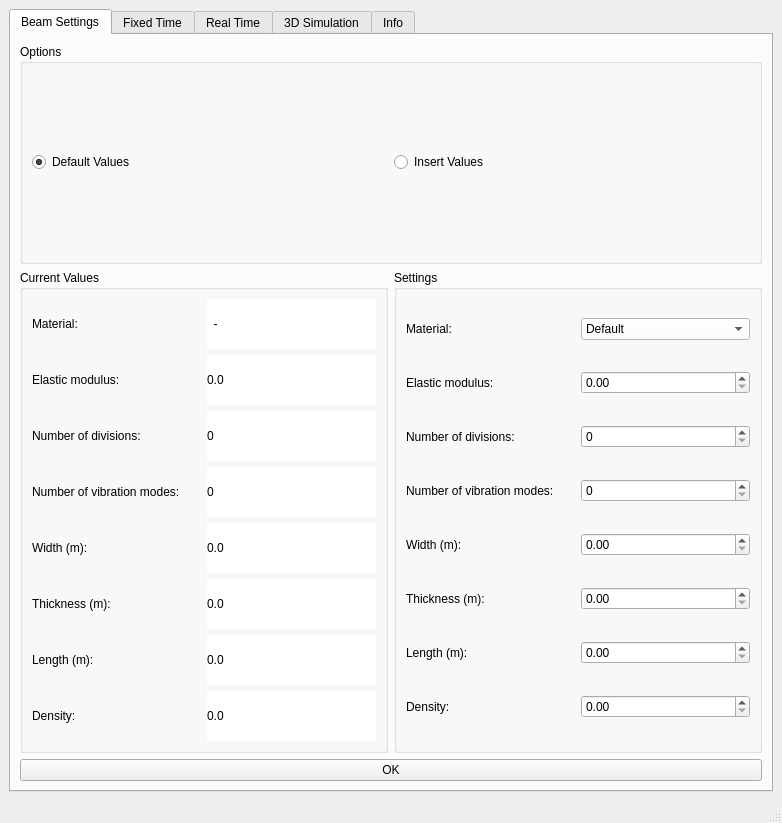
Before: the Qt Designer form forms/mainWindow2.ui in nicolecitadin/ActiveControl_Prog, drawn with Qt 5.
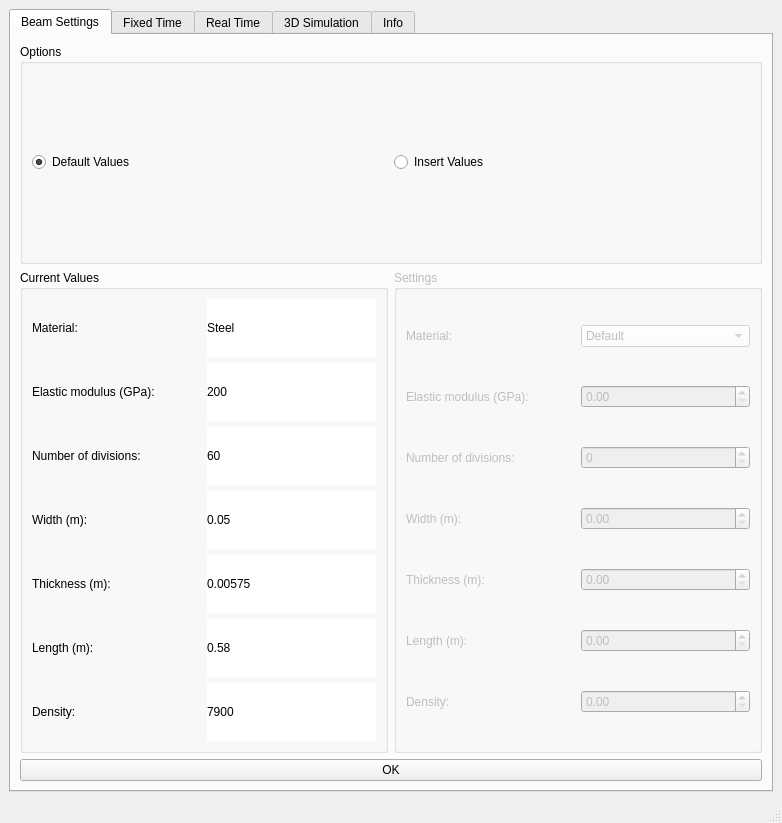
After: the same form once the commit is applied.

```diff
--- a/forms/mainWindow2.ui
+++ b/forms/mainWindow2.ui
@@ -44,7 +44,7 @@
           </property>
           <layout class="QHBoxLayout" name="horizontalLayout_4">
            <item>
-            <widget class="QRadioButton" name="radioButton">
+            <widget class="QRadioButton" name="rbt_default">
              <property name="styleSheet">
               <string notr="true">font: 10pt &quot;MS Shell Dlg 2&quot;;</string>
              </property>
@@ -57,7 +57,7 @@
             </widget>
            </item>
            <item>
-            <widget class="QRadioButton" name="radioButton_2">
+            <widget class="QRadioButton" name="rbt_insert">
              <property name="styleSheet">
               <string notr="true">font: 10pt &quot;MS Shell Dlg 2&quot;;</string>
              </property>
@@ -82,29 +82,18 @@
             <layout class="QHBoxLayout" name="horizontalLayout_6">
              <item>
               <layout class="QGridLayout" name="gridLayout_7">
-               <item row="2" column="1">
-                <widget class="QLabel" name="lbl_23">
-                 <property name="styleSheet">
-                  <string notr="true">font: 10pt &quot;MS Shell Dlg 2&quot;;
-background-color: rgb(255, 255, 255);</string>
-                 </property>
-                 <property name="text">
-                  <string>0</string>
-                 </property>
-                </widget>
-               </item>
-               <item row="4" column="1">
+               <item row="3" column="1">
                 <widget class="QLabel" name="lbl_25">
                  <property name="styleSheet">
                   <string notr="true">font: 10pt &quot;MS Shell Dlg 2&quot;;
 background-color: rgb(255, 255, 255);</string>
                  </property>
                  <property name="text">
-                  <string>0.0</string>
+                  <string>0.05</string>
                  </property>
                 </widget>
                </item>
-               <item row="7" column="0">
+               <item row="6" column="0">
                 <widget class="QLabel" name="lbl_20">
                  <property name="styleSheet">
                   <string notr="true">font: 10pt &quot;MS Shell Dlg 2&quot;;</string>
@@ -114,7 +103,39 @@
                  </property>
                 </widget>
                </item>
-               <item row="6" column="0">
+               <item row="1" column="1">
+                <widget class="QLabel" name="lbl_30">
+                 <property name="styleSheet">
+                  <string notr="true">background-color: rgb(255, 255, 255);
+font: 10pt &quot;MS Shell Dlg 2&quot;;</string>
+                 </property>
+                 <property name="text">
+                  <string>200</string>
+                 </property>
+                </widget>
+               </item>
+               <item row="4" column="0">
+                <widget class="QLabel" name="lbl_18">
+                 <property name="styleSheet">
+                  <string notr="true">font: 10pt &quot;MS Shell Dlg 2&quot;;</string>
+                 </property>
+                 <property name="text">
+                  <string>Thickness (m):</string>
+                 </property>
+                </widget>
+               </item>
+               <item row="2" column="1">
+                <widget class="QLabel" name="lbl_23">
+                 <property name="styleSheet">
+                  <string notr="true">font: 10pt &quot;MS Shell Dlg 2&quot;;
+background-color: rgb(255, 255, 255);</string>
+                 </property>
+                 <property name="text">
+                  <string>60</string>
+                 </property>
+                </widget>
+               </item>
+               <item row="5" column="0">
                 <widget class="QLabel" name="lbl_19">
                  <property name="styleSheet">
                   <string notr="true">font: 10pt &quot;MS Shell Dlg 2&quot;;</string>
@@ -124,6 +145,17 @@
                  </property>
                 </widget>
                </item>
+               <item row="4" column="1">
+                <widget class="QLabel" name="lbl_26">
+                 <property name="styleSheet">
+                  <string notr="true">font: 10pt &quot;MS Shell Dlg 2&quot;;
+background-color: rgb(255, 255, 255);</string>
+                 </property>
+                 <property name="text">
+                  <string>0.00575</string>
+                 </property>
+                </widget>
+               </item>
                <item row="0" column="0">
                 <widget class="QLabel" name="lbl_21">
                  <property name="styleSheet">
@@ -134,27 +166,18 @@
                  </property>
                 </widget>
                </item>
-               <item row="2" column="0">
-                <widget class="QLabel" name="lbl_15">
+               <item row="6" column="1">
+                <widget class="QLabel" name="lbl_28">
                  <property name="styleSheet">
-                  <string notr="true">font: 10pt &quot;MS Shell Dlg 2&quot;;</string>
+                  <string notr="true">background-color: rgb(255, 255, 255);
+font: 10pt &quot;MS Shell Dlg 2&quot;;</string>
                  </property>
                  <property name="text">
-                  <string>Number of divisions:</string>
+                  <string>7900</string>
                  </property>
                 </widget>
                </item>
                <item row="3" column="0">
-                <widget class="QLabel" name="lbl_16">
-                 <property name="styleSheet">
-                  <string notr="true">font: 10pt &quot;MS Shell Dlg 2&quot;;</string>
-                 </property>
-                 <property name="text">
-                  <string>Number of vibration modes:</string>
-                 </property>
-                </widget>
-               </item>
-               <item row="4" column="0">
                 <widget class="QLabel" name="lbl_17">
                  <property name="styleSheet">
                   <string notr="true">font: 10pt &quot;MS Shell Dlg 2&quot;;</string>
@@ -165,67 +188,24 @@
                 </widget>
                </item>
                <item row="5" column="1">
-                <widget class="QLabel" name="lbl_26">
-                 <property name="styleSheet">
-                  <string notr="true">font: 10pt &quot;MS Shell Dlg 2&quot;;
-background-color: rgb(255, 255, 255);</string>
-                 </property>
-                 <property name="text">
-                  <string>0.0</string>
-                 </property>
-                </widget>
-               </item>
-               <item row="0" column="1">
-                <widget class="QLabel" name="lbl_29">
-                 <property name="styleSheet">
-                  <string notr="true">background-color: rgb(255, 255, 255);
-font: 10pt &quot;MS Shell Dlg 2&quot;;</string>
-                 </property>
-                 <property name="text">
-                  <string>  -</string>
-                 </property>
-                </widget>
-               </item>
-               <item row="5" column="0">
-                <widget class="QLabel" name="lbl_18">
-                 <property name="styleSheet">
-                  <string notr="true">font: 10pt &quot;MS Shell Dlg 2&quot;;</string>
-                 </property>
-                 <property name="text">
-                  <string>Thickness (m):</string>
-                 </property>
-                </widget>
-               </item>
-               <item row="6" column="1">
                 <widget class="QLabel" name="lbl_27">
                  <property name="styleSheet">
                   <string notr="true">background-color: rgb(255, 255, 255);
 font: 10pt &quot;MS Shell Dlg 2&quot;;</string>
                  </property>
                  <property name="text">
-                  <string>0.0</string>
+                  <string>0.58</string>
                  </property>
                 </widget>
                </item>
-               <item row="7" column="1">
-                <widget class="QLabel" name="lbl_28">
+               <item row="0" column="1">
+                <widget class="QLabel" name="lbl_29">
                  <property name="styleSheet">
                   <string notr="true">background-color: rgb(255, 255, 255);
 font: 10pt &quot;MS Shell Dlg 2&quot;;</string>
                  </property>
                  <property name="text">
-                  <string>0.0</string>
-                 </property>
-                </widget>
-               </item>
-               <item row="3" column="1">
-                <widget class="QLabel" name="lbl_24">
-                 <property name="styleSheet">
-                  <string notr="true">background-color: rgb(255, 255, 255);
-font: 10pt &quot;MS Shell Dlg 2&quot;;</string>
-                 </property>
-                 <property name="text">
-                  <string>0</string>
+                  <string>Steel</string>
                  </property>
                 </widget>
                </item>
@@ -235,18 +215,17 @@
                   <string notr="true">font: 10pt &quot;MS Shell Dlg 2&quot;;</string>
                  </property>
                  <property name="text">
-                  <string>Elastic modulus:</string>
+                  <string>Elastic modulus (GPa):</string>
                  </property>
                 </widget>
                </item>
-               <item row="1" column="1">
-                <widget class="QLabel" name="lbl_30">
+               <item row="2" column="0">
+                <widget class="QLabel" name="lbl_15">
                  <property name="styleSheet">
-                  <string notr="true">background-color: rgb(255, 255, 255);
-font: 10pt &quot;MS Shell Dlg 2&quot;;</string>
+                  <string notr="true">font: 10pt &quot;MS Shell Dlg 2&quot;;</string>
                  </property>
                  <property name="text">
-                  <string>0.0</string>
+                  <string>Number of divisions:</string>
                  </property>
                 </widget>
                </item>
@@ -256,7 +235,10 @@
            </widget>
           </item>
           <item>
-           <widget class="QGroupBox" name="groupBox_2">
+           <widget class="QGroupBox" name="gbx_beamset">
+            <property name="enabled">
+             <bool>false</bool>
+            </property>
             <property name="styleSheet">
              <string notr="true">font: 12pt &quot;MS Shell Dlg 2&quot;;</string>
             </property>
@@ -269,6 +251,57 @@
                <property name="verticalSpacing">
                 <number>12</number>
                </property>
+               <item row="6" column="0">
+                <widget class="QLabel" name="lbl_36">
+                 <property name="styleSheet">
+                  <string notr="true">font: 10pt &quot;MS Shell Dlg 2&quot;;</string>
+                 </property>
+                 <property name="text">
+                  <string>Density:</string>
+                 </property>
+                </widget>
+               </item>
+               <item row="1" column="1">
+                <widget class="QDoubleSpinBox" name="dbx_elastm">
+                 <property name="styleSheet">
+                  <string notr="true">font: 10pt &quot;MS Shell Dlg 2&quot;;</string>
+                 </property>
+                </widget>
+               </item>
+               <item row="3" column="1">
+                <widget class="QDoubleSpinBox" name="dbx_width">
+                 <property name="styleSheet">
+                  <string notr="true">font: 10pt &quot;MS Shell Dlg 2&quot;;</string>
+                 </property>
+                </widget>
+               </item>
+               <item row="6" column="1">
+                <widget class="QDoubleSpinBox" name="dbx_density">
+                 <property name="styleSheet">
+                  <string notr="true">font: 10pt &quot;MS Shell Dlg 2&quot;;</string>
+                 </property>
+                </widget>
+               </item>
+               <item row="0" column="0">
+                <widget class="QLabel" name="lbl_37">
+                 <property name="styleSheet">
+                  <string notr="true">font: 10pt &quot;MS Shell Dlg 2&quot;;</string>
+                 </property>
+                 <property name="text">
+                  <string>Material:</string>
+                 </property>
+                </widget>
+               </item>
+               <item row="3" column="0">
+                <widget class="QLabel" name="lbl_33">
+                 <property name="styleSheet">
+                  <string notr="true">font: 10pt &quot;MS Shell Dlg 2&quot;;</string>
+                 </property>
+                 <property name="text">
+                  <string>Width (m):</string>
+                 </property>
+                </widget>
+               </item>
                <item row="2" column="1">
                 <widget class="QSpinBox" name="sbx_ndiv">
                  <property name="styleSheet">
@@ -276,6 +309,43 @@
                  </property>
                 </widget>
                </item>
+               <item row="4" column="1">
+                <widget class="QDoubleSpinBox" name="dbx_thickn">
+                 <property name="styleSheet">
+                  <string notr="true">font: 10pt &quot;MS Shell Dlg 2&quot;;</string>
+                 </property>
+                </widget>
+               </item>
+               <item row="5" column="0">
+                <widget class="QLabel" name="lbl_35">
+                 <property name="styleSheet">
+                  <string notr="true">font: 10pt &quot;MS Shell Dlg 2&quot;;</string>
+                 </property>
+                 <property name="text">
+                  <string>Length (m):</string>
+                 </property>
+                </widget>
+               </item>
+               <item row="4" column="0">
+                <widget class="QLabel" name="lbl_34">
+                 <property name="styleSheet">
+                  <string notr="true">font: 10pt &quot;MS Shell Dlg 2&quot;;</string>
+                 </property>
+                 <property name="text">
+                  <string>Thickness (m):</string>
+                 </property>
+                </widget>
+               </item>
+               <item row="1" column="0">
+                <widget class="QLabel" name="lbl_38">
+                 <property name="styleSheet">
+                  <string notr="true">font: 10pt &quot;MS Shell Dlg 2&quot;;</string>
+                 </property>
+                 <property name="text">
+                  <string>Elastic modulus (GPa):</string>
+                 </property>
+                </widget>
+               </item>
                <item row="0" column="1">
                 <widget class="QComboBox" name="cbx_material">
                  <property name="styleSheet">
@@ -309,13 +379,6 @@
                  </item>
                 </widget>
                </item>
-               <item row="7" column="1">
-                <widget class="QDoubleSpinBox" name="dbx_density">
-                 <property name="styleSheet">
-                  <string notr="true">font: 10pt &quot;MS Shell Dlg 2&quot;;</string>
-                 </property>
-                </widget>
-               </item>
                <item row="2" column="0">
                 <widget class="QLabel" name="lbl_31">
                  <property name="styleSheet">
@@ -326,111 +389,13 @@
                  </property>
                 </widget>
                </item>
-               <item row="3" column="1">
-                <widget class="QSpinBox" name="sbx_nvibm">
-                 <property name="styleSheet">
-                  <string notr="true">font: 10pt &quot;MS Shell Dlg 2&quot;;</string>
-                 </property>
-                </widget>
-               </item>
-               <item row="0" column="0">
-                <widget class="QLabel" name="lbl_37">
-                 <property name="styleSheet">
-                  <string notr="true">font: 10pt &quot;MS Shell Dlg 2&quot;;</string>
-                 </property>
-                 <property name="text">
-                  <string>Material:</string>
-                 </property>
-                </widget>
-               </item>
                <item row="5" column="1">
-                <widget class="QDoubleSpinBox" name="dbx_thickn">
-                 <property name="styleSheet">
-                  <string notr="true">font: 10pt &quot;MS Shell Dlg 2&quot;;</string>
-                 </property>
-                </widget>
-               </item>
-               <item row="6" column="0">
-                <widget class="QLabel" name="lbl_35">
-                 <property name="styleSheet">
-                  <string notr="true">font: 10pt &quot;MS Shell Dlg 2&quot;;</string>
-                 </property>
-                 <property name="text">
-                  <string>Length (m):</string>
-                 </property>
-                </widget>
-               </item>
-               <item row="1" column="0">
-                <widget class="QLabel" name="lbl_38">
-                 <property name="styleSheet">
-                  <string notr="true">font: 10pt &quot;MS Shell Dlg 2&quot;;</string>
-                 </property>
-                 <property name="text">
-                  <string>Elastic modulus:</string>
-                 </property>
-                </widget>
-               </item>
-               <item row="4" column="0">
-                <widget class="QLabel" name="lbl_33">
-                 <property name="styleSheet">
-                  <string notr="true">font: 10pt &quot;MS Shell Dlg 2&quot;;</string>
-                 </property>
-                 <property name="text">
-                  <string>Width (m):</string>
-                 </property>
-                </widget>
-               </item>
-               <item row="5" column="0">
-                <widget class="QLabel" name="lbl_34">
-                 <property name="styleSheet">
-                  <string notr="true">font: 10pt &quot;MS Shell Dlg 2&quot;;</string>
-                 </property>
-                 <property name="text">
-                  <string>Thickness (m):</string>
-                 </property>
-                </widget>
-               </item>
-               <item row="6" column="1">
                 <widget class="QDoubleSpinBox" name="dbx_length">
                  <property name="styleSheet">
                   <string notr="true">font: 10pt &quot;MS Shell Dlg 2&quot;;</string>
                  </property>
                 </widget>
                </item>
-               <item row="3" column="0">
-                <widget class="QLabel" name="lbl_32">
-                 <property name="styleSheet">
-                  <string notr="true">font: 10pt &quot;MS Shell Dlg 2&quot;;</string>
-                 </property>
-                 <property name="text">
-                  <string>Number of vibration modes:</string>
-                 </property>
-                </widget>
-               </item>
-               <item row="1" column="1">
-                <widget class="QDoubleSpinBox" name="dbx_elastm">
-                 <property name="styleSheet">
-                  <string notr="true">font: 10pt &quot;MS Shell Dlg 2&quot;;</string>
-                 </property>
-                </widget>
-               </item>
-               <item row="4" column="1">
-                <widget class="QDoubleSpinBox" name="dbx_width">
-                 <property name="styleSheet">
-                  <string notr="true">font: 10pt &quot;MS Shell Dlg 2&quot;;</string>
-                 </property>
-                </widget>
-               </item>
-               <item row="7" column="0">
-                <widget class="QLabel" name="lbl_36">
-                 <property name="styleSheet">
-                  <string notr="true">font: 10pt &quot;MS Shell Dlg 2&quot;;</string>
-                 </property>
-                 <property name="text">
-                  <string>Density:</string>
-                 </property>
-                </widget>
-               </item>
               </layout>
              </item>
             </layout>
@@ -439,7 +404,7 @@
          </layout>
         </item>
         <item>
-         <widget class="QPushButton" name="pushButton">
+         <widget class="QPushButton" name="btn_set">
           <property name="styleSheet">
            <string notr="true">font: 12pt &quot;MS Shell Dlg 2&quot;;</string>
           </property>
```
Left out of the diff: 22 changed lines with no effect on the pictures.
